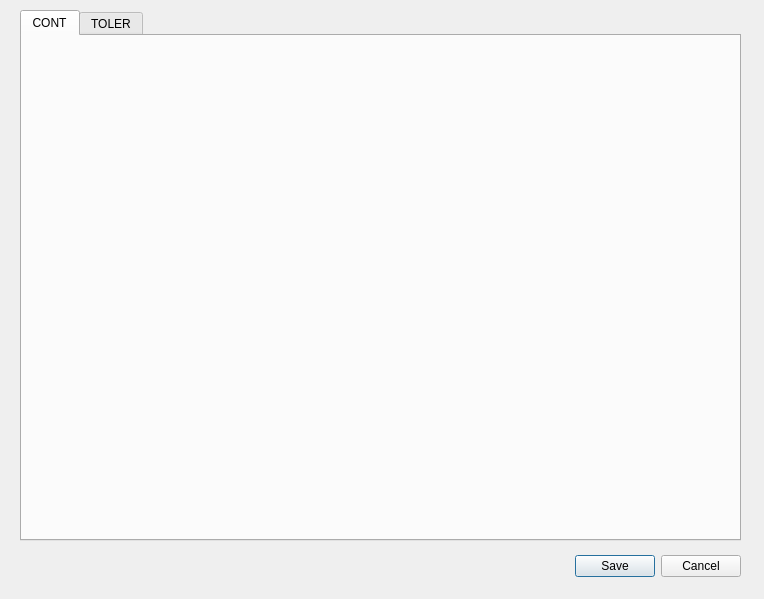
The window that flo2d/ui/cont_toler.ui (FLO-2DSoftware/qgis-flo-2d-plugin) describes before a commit, drawn with Qt 5.
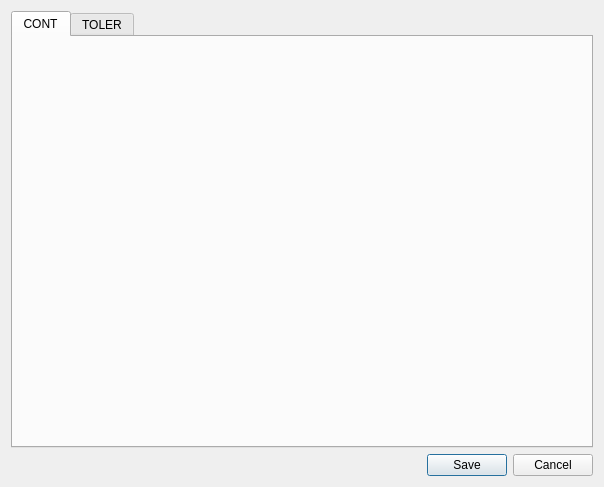
The same window after the commit.

Commit message: Added methods for global parameters reading/writing and GUI auto-adjustments.

Diff of the .ui file:
```diff
--- a/flo2d/ui/cont_toler.ui
+++ b/flo2d/ui/cont_toler.ui
@@ -6,22 +6,16 @@
    <rect>
     <x>0</x>
     <y>0</y>
-    <width>764</width>
-    <height>599</height>
+    <width>604</width>
+    <height>487</height>
    </rect>
   </property>
   <property name="windowTitle">
    <string>Set control and tolerance parameters</string>
   </property>
+  <layout class="QGridLayout" name="gridLayout_2">
+   <item row="1" column="1">
   <widget class="QDialogButtonBox" name="buttonBox">
-   <property name="geometry">
-    <rect>
-     <x>560</x>
-     <y>550</y>
-     <width>181</width>
-     <height>32</height>
-    </rect>
-   </property>
    <property name="orientation">
     <enum>Qt::Horizontal</enum>
    </property>
@@ -29,15 +23,9 @@
     <set>QDialogButtonBox::Cancel|QDialogButtonBox::Save</set>
    </property>
   </widget>
+   </item>
+   <item row="0" column="0" colspan="2">
   <widget class="QTabWidget" name="tab_widget">
-   <property name="geometry">
-    <rect>
-     <x>20</x>
-     <y>10</y>
-     <width>721</width>
-     <height>531</height>
-    </rect>
-   </property>
    <property name="currentIndex">
     <number>0</number>
    </property>
@@ -45,42 +33,35 @@
     <attribute name="title">
      <string>CONT</string>
     </attribute>
-    <widget class="QWidget" name="gridLayoutWidget">
-     <property name="geometry">
-      <rect>
-       <x>20</x>
-       <y>20</y>
-       <width>671</width>
-       <height>471</height>
-      </rect>
-     </property>
-     <layout class="QGridLayout" name="cont_lout">
-      <property name="horizontalSpacing">
-       <number>30</number>
-      </property>
-      <property name="verticalSpacing">
-       <number>10</number>
-      </property>
-     </layout>
-    </widget>
-   </widget>
-   <widget class="QWidget" name="tab_2">
+      <layout class="QGridLayout" name="gridLayout">
+       <item row="0" column="0">
+        <layout class="QGridLayout" name="cont_lout"/>
+       </item>
+      </layout>
+     </widget>
+     <widget class="QWidget" name="tab2">
+      <property name="maximumSize">
+       <size>
+        <width>350</width>
+        <height>250</height>
+       </size>
+      </property>
     <attribute name="title">
      <string>TOLER</string>
     </attribute>
-    <widget class="QWidget" name="gridLayoutWidget_2">
-     <property name="geometry">
-      <rect>
-       <x>20</x>
-       <y>20</y>
-       <width>361</width>
-       <height>251</height>
-      </rect>
-     </property>
-     <layout class="QGridLayout" name="toler_lout"/>
-    </widget>
-   </widget>
-  </widget>
+      <layout class="QGridLayout" name="gridLayout_3">
+       <item row="0" column="0">
+        <layout class="QGridLayout" name="toler_lout">
+         <property name="sizeConstraint">
+          <enum>QLayout::SetDefaultConstraint</enum>
+         </property>
+        </layout>
+       </item>
+      </layout>
+     </widget>
+    </widget>
+   </item>
+  </layout>
  </widget>
  <resources/>
  <connections>
```
Left out of the diff: 2 changed lines with no effect on the pictures. Lines whose indentation alone changed are shown as unchanged. The commit also changes 3 other files.
